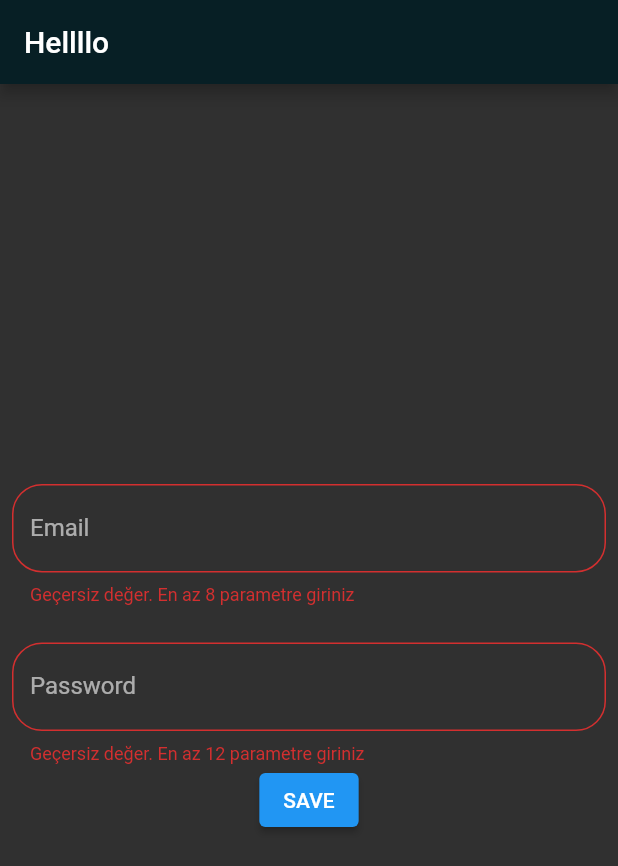
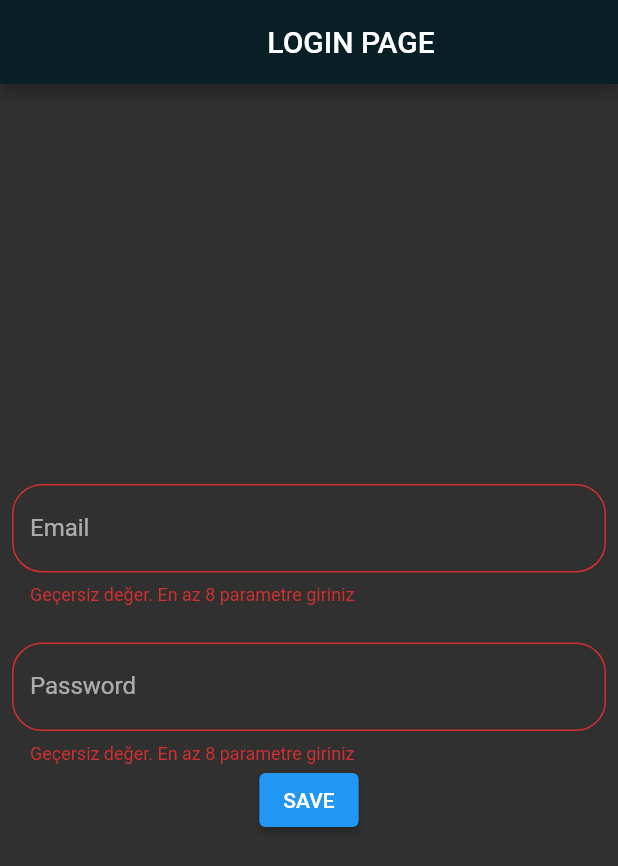
Before and after one commit to knturn/cubit_example, a Flutter app: the screen it shows after launch, after a tap on "SAVE", on a phone screen of 412 x 824 dp. Shown: the top 866 px of the screen. Run offline on Flutter 3.47's test engine with Material 2 defaults, Android fonts, the phone set to English and light mode, and no system bars; our stand-ins replace bloc, dio, flutter_bloc.

```diff
--- a/lib/Service/Login_service.dart
+++ b/lib/Service/Login_service.dart
@@ -1,4 +1,4 @@
-import 'dart:html';
+import 'dart:io';
 
 import 'ILogin_service.dart';
 import '../login_cubit_example/Model/login_response_model.dart';
--- a/lib/login_cubit_example/Model/login_request_model.dart
+++ b/lib/login_cubit_example/Model/login_request_model.dart
@@ -10,9 +10,9 @@ class LoginRequestModel {
   }
 
   Map<String, dynamic> toJson() {
-    final Map<String, dynamic> data = new Map<String, dynamic>();
-    data['email'] = this.email;
-    data['password'] = this.password;
+    final Map<String, dynamic> data = <String, dynamic>{};
+    data['email'] = email;
+    data['password'] = password;
     return data;
   }
 }
--- a/lib/login_cubit_example/View Model/login_cubit.dart
+++ b/lib/login_cubit_example/View Model/login_cubit.dart
@@ -1,24 +1,47 @@
 import 'package:bloc/bloc.dart';
+import 'package:cubit_example/Service/ILogin_service.dart';
+import 'package:cubit_example/login_cubit_example/Model/login_request_model.dart';
+import 'package:cubit_example/login_cubit_example/Model/login_response_model.dart';
 import 'package:flutter/cupertino.dart';
 
 class LoginCubit extends Cubit<LoginState> {
   TextEditingController emailController;
   TextEditingController passwordController;
   bool isLoginFail = false;
+  bool isLoading = false;
+  final ILoginService service;
   final GlobalKey<FormState> formkey;
 
-  LoginCubit(this.formkey, this.emailController, this.passwordController)
+  LoginCubit(this.formkey, this.emailController, this.passwordController,
+      {required this.service})
       : super(LoginInitial());
 
-  void postUserModel() {
-    if (formkey.currentState?.validate() ?? false) {
-      //TODO service;
+  Future<void> postUserModel() async {
+    if (formkey.currentState != null && formkey.currentState!.validate()) {
+      chanceLoading();
+      final data = await service.postUserLogin(LoginRequestModel(
+          email: emailController.toString(),
+          password: passwordController.toString()));
+      chanceLoading();
+
+      if (data is LoginResponeModel) {
+        emit(LoginComplatedeState(data));
+      }
     } else {
       isLoginFail = true;
       emit(LoginValidateState(isLoginFail));
     }
   }
+
+  void chanceLoading() {
+    isLoading = !isLoading;
+    emit(LoginLoadingState(isLoading));
+  }
 }
+
+abstract class LoginState {}
+
+class LoginInitial extends LoginState {}
 
 class LoginValidateState extends LoginState {
   final bool isValidate;
@@ -26,6 +49,14 @@ class LoginValidateState extends LoginState {
   LoginValidateState(this.isValidate);
 }
 
-abstract class LoginState {}
+class LoginLoadingState extends LoginState {
+  final bool isLoading;
 
-class LoginInitial extends LoginState {}
+  LoginLoadingState(this.isLoading);
+}
+
+class LoginComplatedeState extends LoginState {
+  final LoginResponeModel model;
+
+  LoginComplatedeState(this.model);
+}
--- a/lib/login_cubit_example/View/cubit_view.dart
+++ b/lib/login_cubit_example/View/cubit_view.dart
@@ -1,3 +1,5 @@
+import 'package:cubit_example/Service/Login_service.dart';
+import 'package:dio/dio.dart';
 import 'package:flutter/material.dart';
 import 'package:flutter_bloc/flutter_bloc.dart';
 
@@ -8,6 +10,7 @@ class CubitView extends StatelessWidget {
   final GlobalKey<FormState> formkey = GlobalKey();
   TextEditingController emailController = TextEditingController();
   TextEditingController passwordController = TextEditingController();
+  final _baseurl = 'https://reqres.in/api';
   @override
   Widget build(BuildContext context) {
     return BlocProvider(
@@ -15,6 +18,11 @@ class CubitView extends StatelessWidget {
         formkey,
         emailController,
         passwordController,
+        service: LoginService(
+          Dio(
+            BaseOptions(baseUrl: _baseurl),
+          ),
+        ),
       ),
       child: BlocConsumer<LoginCubit, LoginState>(
         listener: (context, state) {},
@@ -26,7 +34,23 @@ class CubitView extends StatelessWidget {
   }
 
   Scaffold buildScaffold(BuildContext context, LoginState state) {
-    var form = Form(
+    return Scaffold(
+      appBar: AppBar(
+        leading: Visibility(
+            visible: context.watch<LoginCubit>().isLoading,
+            child: const Padding(
+              padding: EdgeInsets.only(left: 8.0, top: 8.0, bottom: 8.0),
+              child: CircularProgressIndicator(),
+            )),
+        title: const Center(child: Text("LOGIN PAGE")),
+        backgroundColor: const Color.fromARGB(255, 7, 31, 37),
+      ),
+      body: buildForm(state, context),
+    );
+  }
+
+  Form buildForm(LoginState state, BuildContext context) {
+    return Form(
       key: formkey,
       autovalidateMode: autovalidateMethod(state),
       child: Padding(
@@ -40,22 +64,19 @@ class CubitView extends StatelessWidget {
               height: MediaQuery.of(context).size.height * 0.03,
             ),
             buildpassword(),
-            ElevatedButton(
-                onPressed: () {
-                  context.read<LoginCubit>().postUserModel();
-                },
-                child: const Text("SAVE"))
+            buildButton(context)
           ],
         ),
       ),
     );
-    return Scaffold(
-      appBar: AppBar(
-        title: const Text("Hellllo"),
-        backgroundColor: const Color.fromARGB(255, 7, 31, 37),
-      ),
-      body: form,
-    );
+  }
+
+  ElevatedButton buildButton(BuildContext context) {
+    return ElevatedButton(
+        onPressed: () {
+          context.read<LoginCubit>().postUserModel();
+        },
+        child: const Text("SAVE"));
   }
 
   AutovalidateMode autovalidateMethod(LoginState state) {
@@ -82,9 +103,9 @@ class CubitView extends StatelessWidget {
   TextFormField buildpassword() {
     return TextFormField(
         controller: passwordController,
-        validator: (value) => (value ?? " ").length > 12
+        validator: (value) => (value ?? " ").length > 8
             ? null
-            : ("Geçersiz değer. En az 12 parametre giriniz"),
+            : ("Geçersiz değer. En az 8 parametre giriniz"),
         decoration: const InputDecoration(
             border: OutlineInputBorder(
                 borderRadius: BorderRadius.all(Radius.circular(20))),
```
